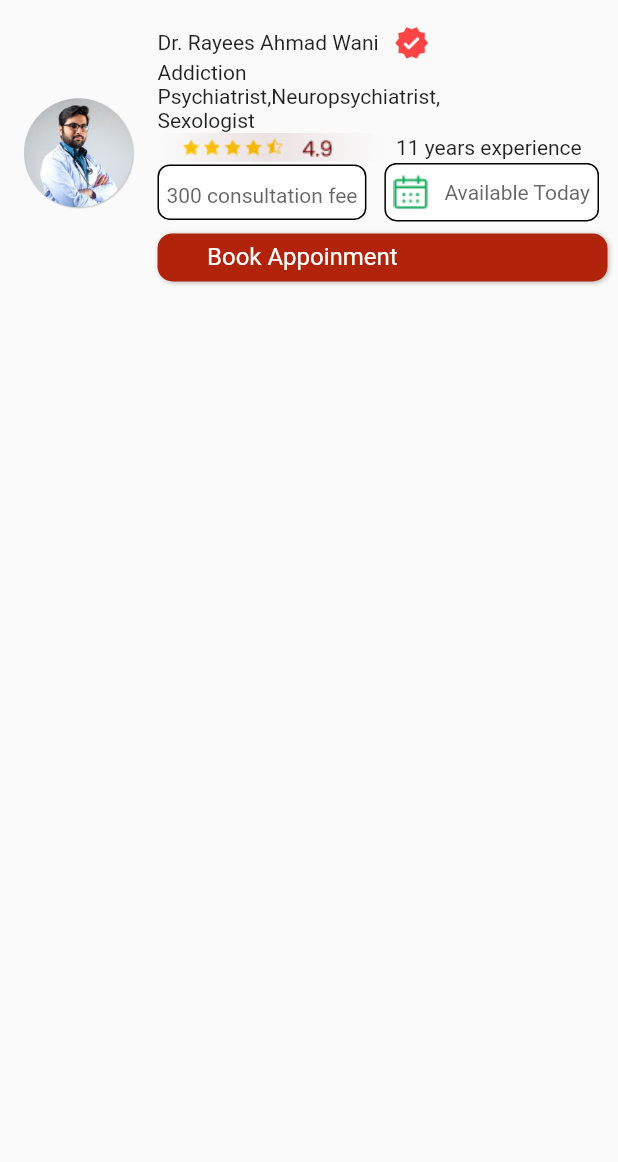
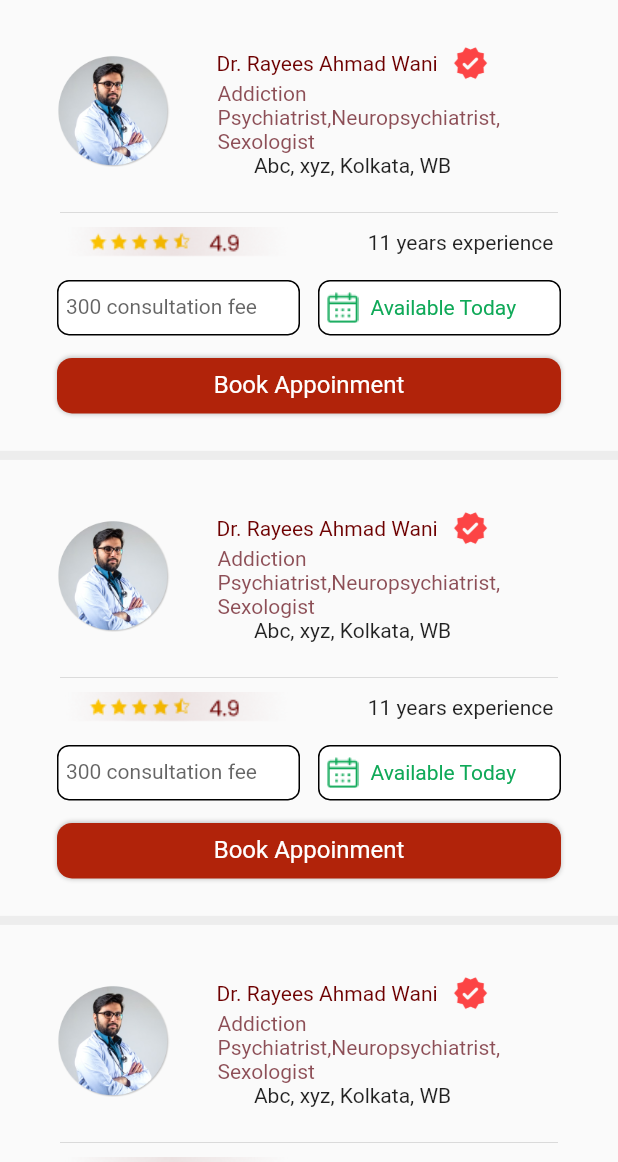
Before and after one commit to ToushikBanik123/appofix, a Flutter app: the screen it shows after launch, on a phone screen of 412 x 824 dp, the part 74-1236 px from its top. Run offline on Flutter 3.47's test engine with Material 2 defaults, Android fonts, the phone set to English and light mode, and no system bars; Roboto replaces fonts that are missing (Poppins).

Commit message:
DrList Comp

```diff
--- a/lib/main.dart
+++ b/lib/main.dart
@@ -1,3 +1,4 @@
+import 'package:appofix/screens/Dr%20Profile%20Page/Dr.%20Profile%20Page.dart';
 import 'package:appofix/screens/Home/Home.dart';
 import 'package:appofix/screens/screens.dart';
 import 'package:flutter/material.dart';
--- a/lib/screens/DoctorsList/DoctorsList.dart
+++ b/lib/screens/DoctorsList/DoctorsList.dart
@@ -1,4 +1,5 @@
 import 'package:appofix/screens/Home/Home.dart';
+import 'package:appofix/utils/const.dart';
 import 'package:flutter/material.dart';
 import 'package:appofix/CastomWidget/castomWidget.dart';
 import 'package:appofix/CastomWidget/castomAppBar.dart.dart';
@@ -20,23 +21,46 @@ class _DoctorsListState extends State<DoctorsList> {
       home: Scaffold(
         body: SafeArea(
           child: Column(
+            crossAxisAlignment: CrossAxisAlignment.center,
             children: [
               CastomAppBar(width: _width, hight: _hight, name: userName),
-              Container(
+              Expanded(
+                child: ListView.builder(
+                  itemCount: 5000000000,
+                  itemBuilder: (BuildContext context, int index) {
+                    return Doctors_Tile();
+                  },
+                ),
+              )
+            ],
+          ),
+        ),
+      ),
+    );
+  }
+}
+
+class Doctors_Tile extends StatefulWidget {
+  const Doctors_Tile({Key? key}) : super(key: key);
+
+  @override
+  State<Doctors_Tile> createState() => _Doctors_TileState();
+}
+
+class _Doctors_TileState extends State<Doctors_Tile> {
+  @override
+  Widget build(BuildContext context) {
+    final _width = MediaQuery.of(context).size.width;
+
+    return Container(
       child: Column(
-                  crossAxisAlignment: CrossAxisAlignment.start,
         children: [
-                    const SizedBox(
-                      width: double.infinity,
-                    ),
           Row(
             children: [
               Padding(
-                          padding: const EdgeInsets.symmetric(
-                              horizontal: 15, vertical: 10),
+                padding: const EdgeInsets.fromLTRB(38, 20, 12, 20),
                 child: Container(
-                            height: 100,
-                            child: Image(
+                  child: const Image(
                     image: AssetImage('assets/images/DrsPic.png'),
                     height: 75,
                     width: 75,
@@ -44,69 +68,105 @@ class _DoctorsListState extends State<DoctorsList> {
                 ),
               ),
               Column(
-                          crossAxisAlignment: CrossAxisAlignment.start,
                 children: [
                   Row(
-                              mainAxisAlignment: MainAxisAlignment.start,
-                              children: [
-                                Text('Dr. Rayees Ahmad Wani'),
-                                Container(
-                                  padding: EdgeInsets.symmetric(horizontal: 10),
-                                  child: Image(
-                                    image:
-                                        AssetImage('assets/icons/verified.png'),
+                    children: const [
+                      Text(
+                        'Dr. Rayees Ahmad Wani',
+                        style: TextStyle(
+                          color: Color.fromRGBO(109, 0, 0, 1),
+                        ),
+                      ),
+                      SizedBox(
+                        width: 10,
+                      ),
+                      Image(
+                        image: AssetImage('assets/icons/verified.png'),
                         height: 24,
                         width: 24,
+                      )
+                    ],
+                  ),
+                  Padding(
+                    padding: const EdgeInsets.only(left: 20),
+                    child: Container(
+                      width: 200,
+                      child: const Text(
+                        'Addiction Psychiatrist,Neuropsychiatrist, Sexologist',
+                        style: TextStyle(
+                          color: Color.fromRGBO(114, 36, 46, 0.800000011920929),
+                        ),
+                      ),
+                    ),
+                  ),
+                  Container(
+                    child: const Text(
+                      'Abc, xyz, Kolkata, WB',
+                      style: TextStyle(),
+                      textAlign: TextAlign.left,
                     ),
                   ),
                 ],
               ),
-                            Container(
-                              width: 250,
-                              child: Text(
-                                  'Addiction Psychiatrist,Neuropsychiatrist, Sexologist'),
+            ],
+          ),
+          Divider(
+            color: Colors.black87,
+            indent: 40,
+            endIndent: 40,
+            height: 20,
+            thickness: 0.1,
           ),
           Row(
+            mainAxisAlignment: MainAxisAlignment.spaceEvenly,
             children: [
               Container(
-                                  child: Image(
-                                    image:
-                                        AssetImage('assets/icons/Rating.png'),
+                child: const Image(
+                  image: AssetImage('assets/icons/Rating.png'),
                 ),
               ),
               Container(
                 child: Text('11 years experience'),
-                                )
+              ),
             ],
           ),
+          const SizedBox(
+            height: 15,
+          ),
           Row(
+            mainAxisAlignment: MainAxisAlignment.center,
             children: [
               Container(
+                height: 37,
+                width: 162,
                 decoration: BoxDecoration(
-                                    borderRadius: BorderRadius.circular(8),
+                  borderRadius: const BorderRadius.only(
+                    topLeft: Radius.circular(8),
+                    topRight: Radius.circular(8),
+                    bottomLeft: Radius.circular(8),
+                    bottomRight: Radius.circular(8),
+                  ),
                   color: Colors.white,
                   border: Border.all(
                     color: Color.fromRGBO(0, 0, 0, 1),
                     width: 1,
                   ),
                 ),
-                                  padding: EdgeInsets.symmetric(
-                                      horizontal: 5, vertical: 7),
+                padding: EdgeInsets.symmetric(horizontal: 5, vertical: 7),
                 child: Row(
                   mainAxisSize: MainAxisSize.min,
                   children: const <Widget>[
-                                      Padding(
-                                        padding: EdgeInsets.only(top: 5),
-                                        child: Text(
+                    Text(
                       '300 consultation fee',
-                                          textAlign: TextAlign.left,
+                      textAlign: TextAlign.center,
                       style: TextStyle(
-                                            color: Color.fromRGBO(
-                                                49, 49, 49, 0.75),
+                          color: Color.fromRGBO(49, 49, 49, 0.75),
                           fontFamily: 'Poppins',
                           fontSize: 14,
-                                          ),
-                                        ),
+                          letterSpacing:
+                              0 /*percentages not used in flutter. defaulting to zero*/,
+                          fontWeight: FontWeight.normal,
+                          height: 1),
                     ),
                   ],
                 ),
@@ -115,72 +175,66 @@ class _DoctorsListState extends State<DoctorsList> {
                 width: 12,
               ),
               Container(
+                child: Container(
+                  width: 162,
+                  height: 37,
                   decoration: BoxDecoration(
-                                    borderRadius: BorderRadius.circular(8),
+                    borderRadius: const BorderRadius.only(
+                      topLeft: Radius.circular(8),
+                      topRight: Radius.circular(8),
+                      bottomLeft: Radius.circular(8),
+                      bottomRight: Radius.circular(8),
+                    ),
                     color: Colors.white,
                     border: Border.all(
-                                      color: Color.fromRGBO(0, 0, 0, 1),
+                      color: const Color.fromRGBO(0, 0, 0, 1),
                       width: 1,
                     ),
                   ),
-                                  padding: EdgeInsets.symmetric(
-                                      horizontal: 5, vertical: 7),
+                  padding:
+                      const EdgeInsets.symmetric(horizontal: 5, vertical: 7),
                   child: Row(
                     mainAxisSize: MainAxisSize.min,
                     children: const <Widget>[
-                                      Padding(
-                                        padding: EdgeInsets.only(right: 11),
-                                        child: Image(
-                                          image: AssetImage(
-                                              'assets/icons/Calander.png'),
+                      Image(
+                        image: AssetImage('assets/icons/Calander.png'),
+                      ),
+                      SizedBox(
+                        width: 8,
+                      ),
+                      Center(
+                        child: Text(
+                          'Available Today',
+                          style: TextStyle(
+                            color: Color.fromRGBO(15, 169, 88, 1),
                           ),
                         ),
-                                      Text(
-                                        'Available Today',
-                                        textAlign: TextAlign.left,
-                                        style: TextStyle(
-                                          color:
-                                              Color.fromRGBO(49, 49, 49, 0.75),
-                                          fontFamily: 'Poppins',
-                                          fontSize: 14,
+                      )
+                    ],
+                  ),
                 ),
               ),
             ],
           ),
-                                ),
-                              ],
-                            ),
-                            SizedBox(
-                              height: 8,
+          const SizedBox(
+            height: 15,
           ),
           Container(
-                              width: 300,
+            width: 336,
+            height: 37,
             decoration: BoxDecoration(
-                                borderRadius: BorderRadius.only(
-                                  topLeft: Radius.circular(10),
-                                  topRight: Radius.circular(10),
-                                  bottomLeft: Radius.circular(10),
-                                  bottomRight: Radius.circular(10),
+              borderRadius: BorderRadius.circular(10),
+              boxShadow: const [
+                BoxShadow(color: Color.fromRGBO(0, 0, 0, 0.25), blurRadius: 2)
+              ],
+              color: AppofixRed,
             ),
-                                boxShadow: [
-                                  BoxShadow(
-                                      color: Color.fromRGBO(0, 0, 0, 0.25),
-                                      offset: Offset(1, 1),
-                                      blurRadius: 2)
-                                ],
-                                color: Color.fromRGBO(177, 35, 10, 1),
-                              ),
-                              padding: EdgeInsets.symmetric(
-                                  horizontal: 33, vertical: 8),
-                              child: Row(
-                                mainAxisSize: MainAxisSize.min,
-                                children: <Widget>[
-                                  Center(
+            child: const Center(
               child: Text(
                 'Book Appoinment',
+                textAlign: TextAlign.center,
                 style: TextStyle(
-                                          color:
-                                              Color.fromRGBO(255, 255, 255, 1),
+                    color: Color.fromRGBO(255, 255, 255, 1),
                     fontFamily: 'Poppins',
                     fontSize: 16,
                     letterSpacing: 0,
@@ -188,20 +242,22 @@ class _DoctorsListState extends State<DoctorsList> {
                     height: 1),
               ),
             ),
-                                ],
           ),
-                            )
-                          ],
+          SizedBox(
+            height: 25,
+          ),
+          // Figma Flutter Generator Rectangle132Widget - RECTANGLE
+          Container(
+            width: _width,
+            height: 6,
+            decoration: BoxDecoration(
+              color: Color.fromRGBO(217, 217, 217, 0.4000000059604645),
+            ),
+          ),
+          SizedBox(
+            height: 20,
           ),
         ],
-                    ),
-                  ],
-                ),
-              ),
-              Container()
-            ],
-          ),
-        ),
       ),
     );
   }
```
Also changed, not shown: lib/screens/Dr Profile Page/Dr. Profile Page.dart (added, +508 -0 lines), assets/icons/star.png (added). Lines whose indentation alone changed are shown as unchanged.
